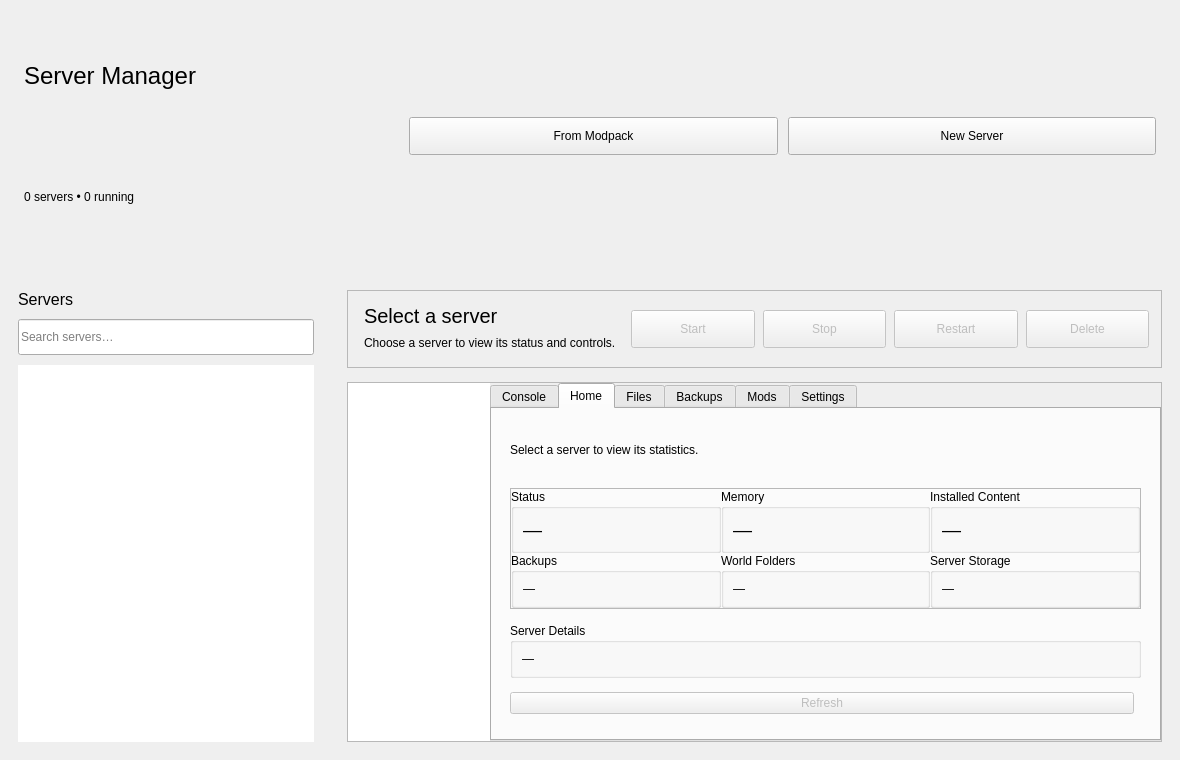
Above: launcher/ui/pages/server/ServerListPage.ui from Jom3a-J/J-Launcher-Minecraft before the change. Below: the same form after it.
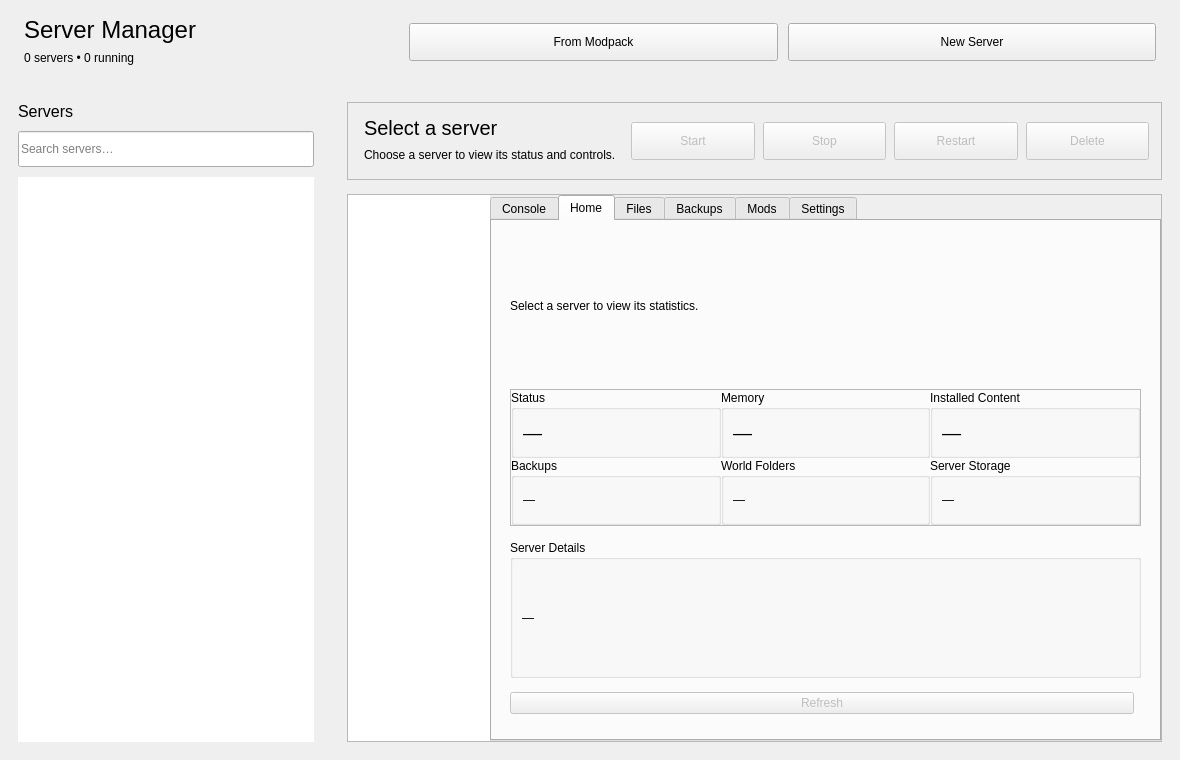
That is the form after the change.

Patch:
```diff
--- a/launcher/ui/pages/server/ServerListPage.ui
+++ b/launcher/ui/pages/server/ServerListPage.ui
@@ -22,6 +22,7 @@
    <item>
     <widget class="QFrame" name="serverHeaderPanel">
      <property name="minimumSize"><size><width>0</width><height>84</height></size></property>
+     <property name="maximumSize"><size><width>16777215</width><height>84</height></size></property>
      <property name="frameShape"><enum>QFrame::NoFrame</enum></property>
      <layout class="QHBoxLayout" name="headerLayout">
       <property name="spacing"><number>10</number></property>
```
